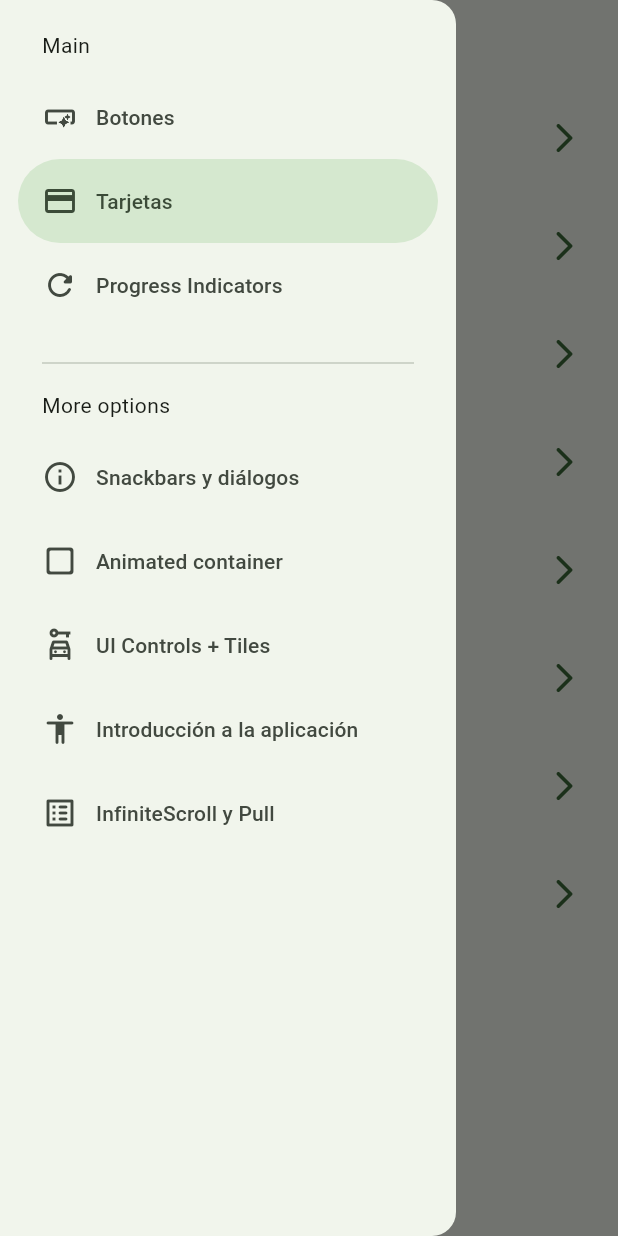
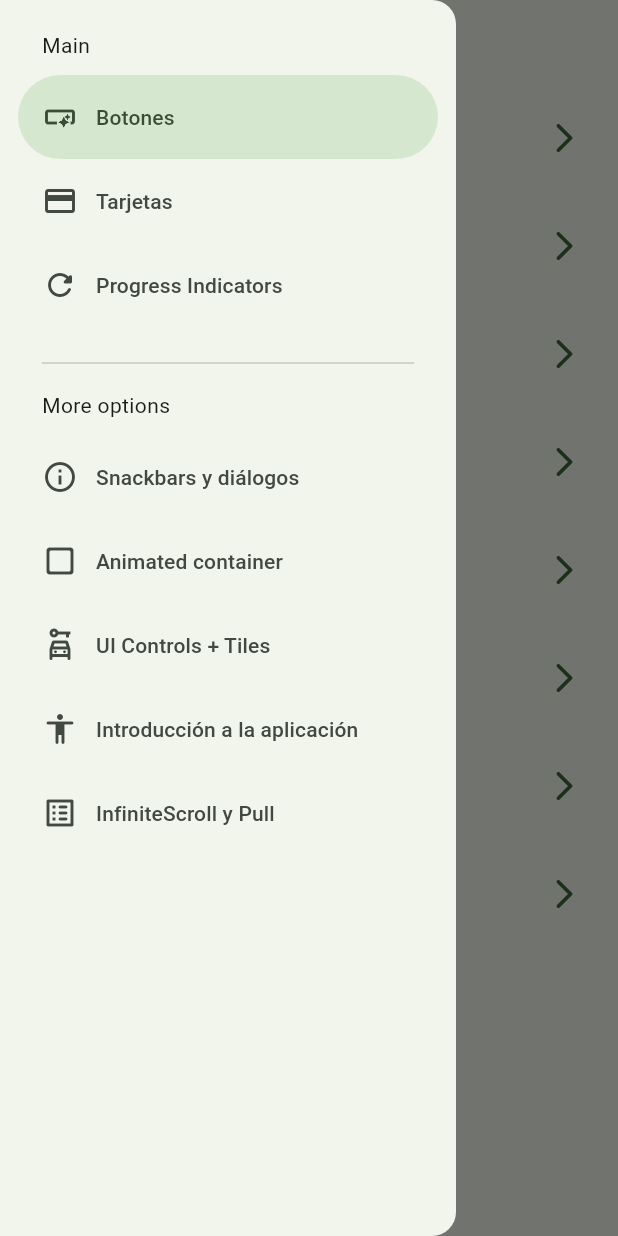
Before and after one commit to davidjst07/widgets_app, a Flutter app: the screen it shows after launch, with the side drawer open, on a phone screen of 412 x 824 dp. Run offline on Flutter 3.47's test engine with Material 3 defaults, Android fonts, the phone set to English and light mode, and no system bars; our stand-ins replace animate_do, go_router.

```diff
--- a/lib/presentation/screens/home/home_screen.dart
+++ b/lib/presentation/screens/home/home_screen.dart
@@ -13,12 +13,16 @@ class HomeScreen extends StatelessWidget {
 
   @override
   Widget build(BuildContext context) {
+
+    final scaffoldKey = GlobalKey<ScaffoldState>();
+
     return Scaffold(
+      key: scaffoldKey,
       appBar: AppBar(
         title: const Text('Flutter + Material 3'),
       ),
       body: const _HomeView(),
-      drawer: const SideMenu(),
+      drawer: SideMenu( scaffoldKey: scaffoldKey),
     );
   }
 }
--- a/lib/presentation/widgets/side_menu.dart
+++ b/lib/presentation/widgets/side_menu.dart
@@ -1,10 +1,14 @@
-import 'dart:io';
-
 import 'package:flutter/material.dart';
+import 'package:go_router/go_router.dart';
 import 'package:widgets_app/config/menu/menu_items.dart';
 
 class SideMenu extends StatefulWidget {
-  const SideMenu({super.key});
+
+  final GlobalKey<ScaffoldState> scaffoldKey;
+
+
+  const SideMenu({
+    super.key, required this.scaffoldKey});
 
   @override
   State<SideMenu> createState() => _SideMenuState();
@@ -12,7 +16,7 @@ class SideMenu extends StatefulWidget {
 
 class _SideMenuState extends State<SideMenu> {
 
-  int navDrawerIndex = 1;
+  int navDrawerIndex = 0;
 
   @override
   Widget build(BuildContext context) {
@@ -24,9 +28,15 @@ class _SideMenuState extends State<SideMenu> {
     return NavigationDrawer(
       selectedIndex: navDrawerIndex,
       onDestinationSelected: (value) {
+
         setState(() {
           navDrawerIndex = value;
         });
+
+        final menuItem = appMenuItems[value];
+        context.push( menuItem.link );
+        widget.scaffoldKey.currentState?.closeDrawer();
+
       },
       children: [
 
```
